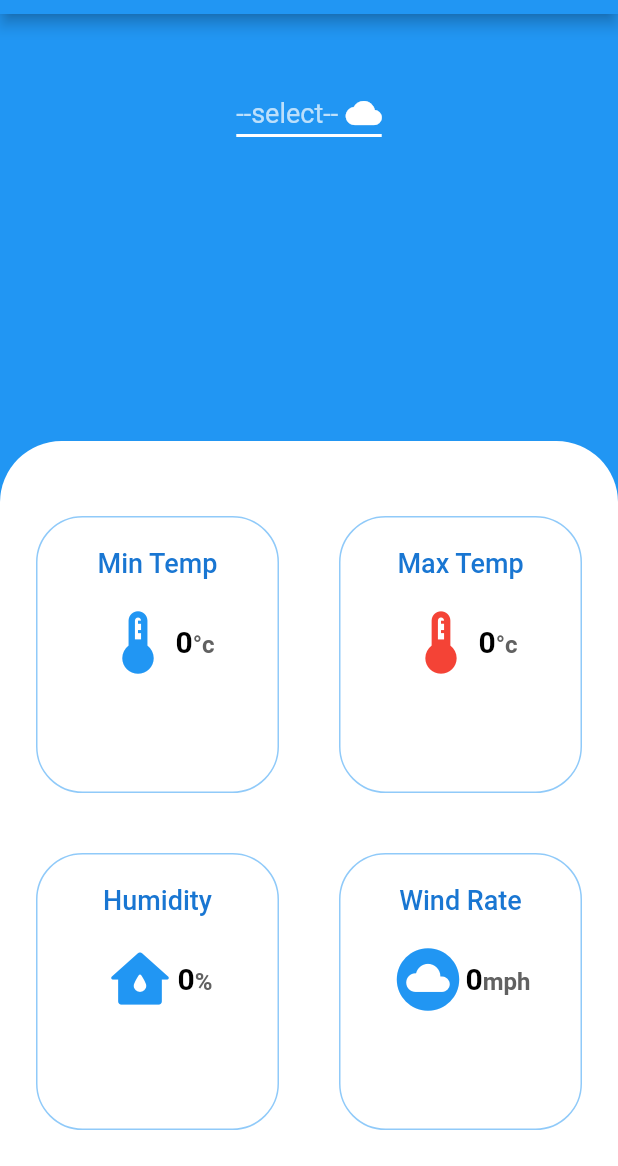
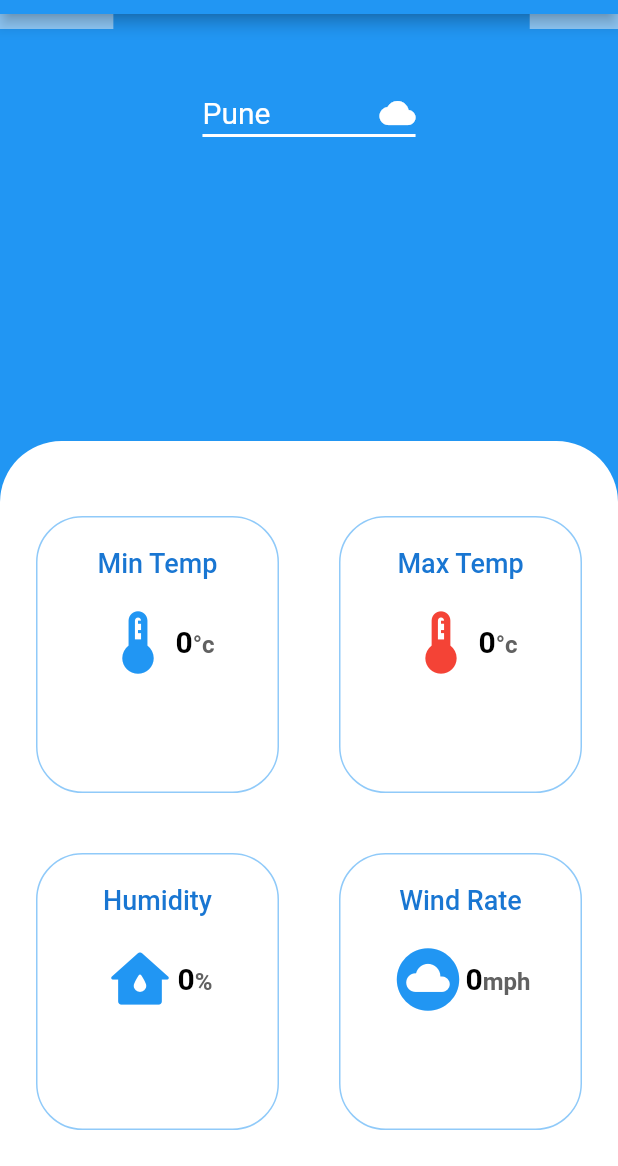
Before and after one commit to ashusri16/weather_app_flutter, a Flutter app: the screen it shows after launch, on a phone screen of 412 x 824 dp, the part 70-1236 px from its top. Run offline on Flutter 3.47's test engine with Material 2 defaults, Android fonts, the phone set to English and light mode, and no system bars; our stand-ins replace bloc, flutter_bloc, flutter_icons, geolocator.

Commit message:
added live location feature

```diff
--- a/lib/bloc/weather_event.dart
+++ b/lib/bloc/weather_event.dart
@@ -10,3 +10,10 @@ class LoadNasik extends WeatherEvent {}
 class LoadMumbai extends WeatherEvent {}
 
 class LoadNagpur extends WeatherEvent {}
+
+class LoadCurrentLocation extends WeatherEvent {
+  final String latitude;
+  final String longitude;
+
+  LoadCurrentLocation({this.latitude, this.longitude});
+}
--- a/lib/bloc/weather_state.dart
+++ b/lib/bloc/weather_state.dart
@@ -3,22 +3,26 @@ part of 'weather_bloc.dart';
 @immutable
 abstract class WeatherState {
   final responseData;
-
-  WeatherState(this.responseData);
+  final bool isUsingLiveLocation;
+  WeatherState(this.responseData, this.isUsingLiveLocation);
 }
 
 class WeatherInitial extends WeatherState {
-  WeatherInitial(responseData) : super(responseData);
+  WeatherInitial(responseData, isUsingLiveLocation)
+      : super(responseData, isUsingLiveLocation);
 }
 
 class WeatherLoading extends WeatherState {
-  WeatherLoading(responseData) : super(responseData);
+  WeatherLoading(responseData, isUsingLiveLocation)
+      : super(responseData, isUsingLiveLocation);
 }
 
 class WeatherLoaded extends WeatherState {
-  WeatherLoaded(responseData) : super(responseData);
+  WeatherLoaded(responseData, isUsingLiveLocation)
+      : super(responseData, isUsingLiveLocation);
 }
 
 class WeatherLoadError extends WeatherState {
-  WeatherLoadError(responseData) : super(responseData);
+  WeatherLoadError(responseData, isUsingLiveLocation)
+      : super(responseData, isUsingLiveLocation);
 }
--- a/lib/local_widgets/location_selector.dart
+++ b/lib/local_widgets/location_selector.dart
@@ -1,5 +1,6 @@
 import 'package:flutter/material.dart';
 import 'package:flutter_bloc/flutter_bloc.dart';
+import 'package:geolocator/geolocator.dart';
 import 'package:weather_app/bloc/weather_bloc.dart';
 import 'package:flutter_icons/flutter_icons.dart';
 
@@ -27,8 +28,8 @@ class _LocationSelectorState extends State<LocationSelector> {
                 dropdownColor: Colors.blue[300],
                 value: dropdownValue,
                 hint: Text(
-                  "--select--",
-                  style: TextStyle(fontSize: 18, color: Colors.white70),
+                  "Pune",
+                  style: TextStyle(fontSize: 20, color: Colors.white),
                 ),
                 icon: Icon(
                   Icons.cloud,
@@ -91,8 +92,38 @@ class _LocationSelectorState extends State<LocationSelector> {
                       BlocProvider.of<WeatherBloc>(context).add(LoadNagpur());
                     },
                   ),
+                  DropdownMenuItem<String>(
+                    value: "Live Location",
+                    child: Text(
+                      "Live Location",
+                      style: TextStyle(fontSize: 20),
+                      textAlign: TextAlign.center,
+                    ),
+                    onTap: () async {
+                      Position position = await Geolocator.getCurrentPosition(
+                          desiredAccuracy: LocationAccuracy.low);
+                      print(position.longitude);
+                      print(position.latitude);
+                      String lon = position.longitude.toString();
+                      String lat = position.latitude.toString();
+                      BlocProvider.of<WeatherBloc>(context).add(
+                          LoadCurrentLocation(longitude: lon, latitude: lat));
+                    },
+                  ),
                 ],
               ),
+            ),
+            SizedBox(
+              height: 30,
+              child: state.isUsingLiveLocation
+                  ? Text(
+                      state.responseData['name'].toString(),
+                      style: TextStyle(
+                          fontSize: 24,
+                          fontWeight: FontWeight.w400,
+                          color: Colors.white),
+                    )
+                  : Container(),
             ),
             (state is WeatherInitial || state is WeatherLoading)
                 ? Container()
--- a/lib/weather_page.dart
+++ b/lib/weather_page.dart
@@ -12,6 +12,9 @@ class WeatherPage extends StatelessWidget {
     final deviceWidth = MediaQuery.of(context).size.width;
     return BlocBuilder<WeatherBloc, WeatherState>(
       builder: (context, state) {
+        if (state is WeatherInitial) {
+          BlocProvider.of<WeatherBloc>(context).add(LoadPune());
+        }
         return Scaffold(
           backgroundColor: Colors.blue[500],
           appBar: AppBar(
--- a/pubspec.yaml
+++ b/pubspec.yaml
@@ -26,6 +26,7 @@ dependencies:
   flutter_bloc: ^6.1.2
   http: ^0.12.2
   flutter_icons: ^1.1.0
+  geolocator: ^6.2.0
 
   # The following adds the Cupertino Icons font to your application.
   # Use with the CupertinoIcons class for iOS style icons.
```
Also changed, not shown: lib/bloc/weather_bloc.dart (+15 -7 lines), pubspec.lock, 1 other file.
